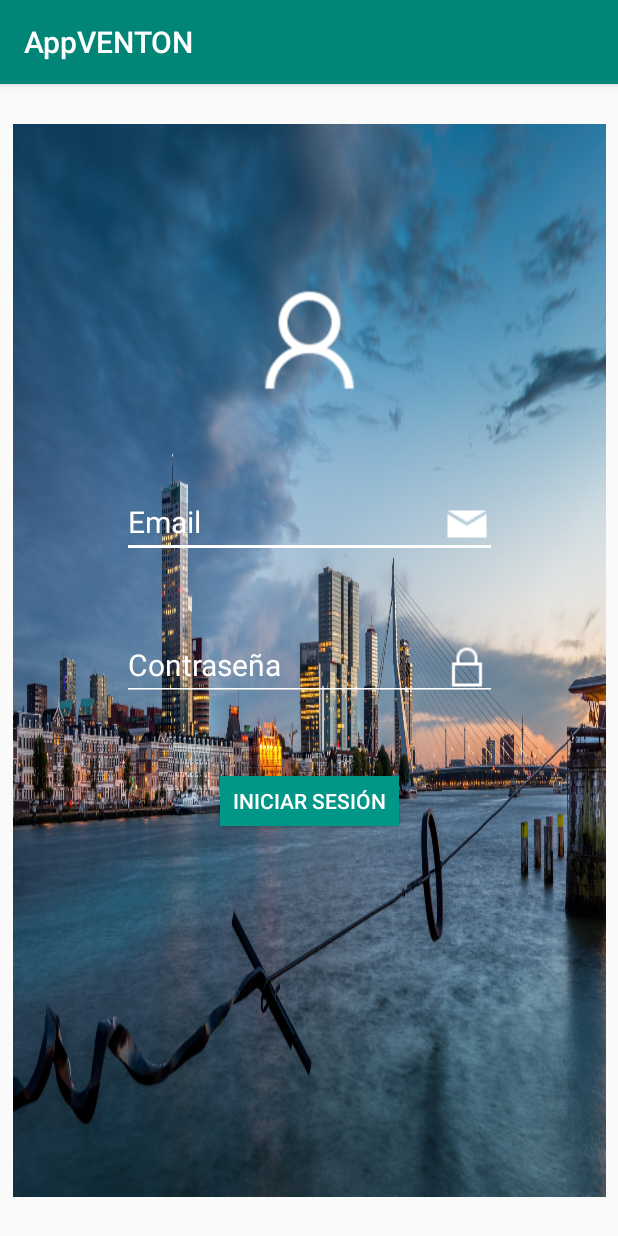
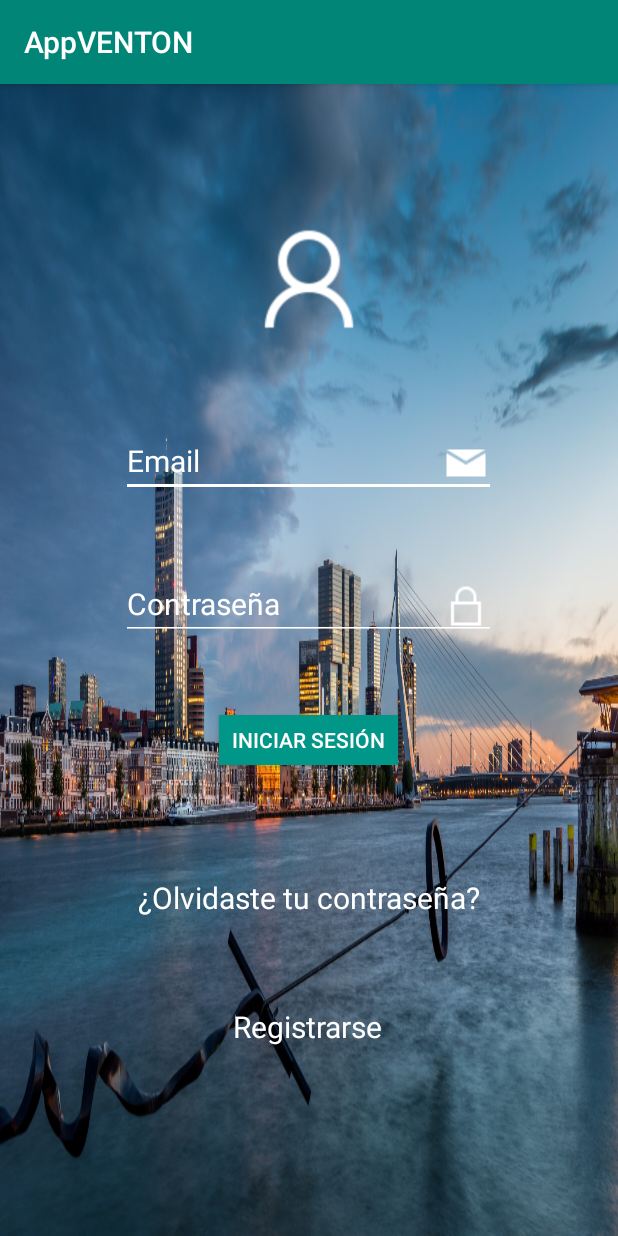
Before and after one commit to rloaeza/AppVENTON, an Android app: the screen it shows after launch (MainActivity), on a phone screen of 412 x 824 dp. Run offline under Robolectric (Android 15) with nearby library versions, the phone set to English and light mode, and no system bars.

Commit message:
agregar edit text para la contraseña en el fragment y losta para seleccionar organizacion, género o carrera

```diff
--- a/app/src/main/res/layout/activity_main.xml
+++ b/app/src/main/res/layout/activity_main.xml
@@ -10,8 +10,8 @@
     <fragment
         android:id="@+id/fragment"
         android:name="androidx.navigation.fragment.NavHostFragment"
-        android:layout_width="395dp"
-        android:layout_height="715dp"
+        android:layout_width="match_parent"
+        android:layout_height="match_parent"
         app:defaultNavHost="true"
         app:layout_constraintBottom_toBottomOf="parent"
         app:layout_constraintEnd_toEndOf="parent"
--- a/app/src/main/res/layout/fragment_inicio_sesion.xml
+++ b/app/src/main/res/layout/fragment_inicio_sesion.xml
@@ -16,8 +16,10 @@
         android:layout_width="match_parent"
         android:layout_height="wrap_content"
         android:layout_gravity="center"
-        android:layout_marginTop="50dp"
+        android:layout_marginTop="30dp"
+        android:layout_marginBottom="10dp"
         android:orientation="vertical"
+        app:layout_constraintBottom_toTopOf="@+id/olvidarContra"
         app:layout_constraintEnd_toEndOf="parent"
         app:layout_constraintHorizontal_bias="0.0"
         app:layout_constraintStart_toStartOf="parent"
@@ -25,7 +27,7 @@
 
         <ImageView
             android:id="@+id/iconoUsuario"
-            android:layout_width="114dp"
+            android:layout_width="wrap_content"
             android:layout_height="94dp"
             android:layout_gravity="center|top"
             android:layout_marginTop="50dp"
@@ -85,16 +87,17 @@
         android:layout_height="32dp"
         android:layout_gravity="center"
         android:layout_marginStart="89dp"
+        android:layout_marginTop="8dp"
         android:layout_marginEnd="89dp"
-        android:layout_marginBottom="28dp"
+        android:layout_marginBottom="20dp"
         android:contentDescription="@string/txtDescripcion"
+        android:text="@string/txtOlvidasteContrasena"
         android:textColor="@color/colorBotones"
         android:textSize="20sp"
         app:layout_constraintBottom_toTopOf="@+id/registro"
         app:layout_constraintEnd_toEndOf="parent"
         app:layout_constraintStart_toStartOf="parent"
-        app:layout_constraintTop_toBottomOf="@+id/linearLayout"
-        tools:text="@string/txtOlvidasteContrasena" />
+        app:layout_constraintTop_toBottomOf="@+id/linearLayout" />
 
     <TextView
         android:id="@+id/registro"
@@ -104,12 +107,14 @@
         android:layout_marginStart="154dp"
         android:layout_marginTop="28dp"
         android:layout_marginEnd="155dp"
+        android:layout_marginBottom="120dp"
+        android:text="@string/txtCrearCuenta"
         android:textColor="@color/colorBotones"
         android:textSize="20sp"
+        app:layout_constraintBottom_toBottomOf="parent"
         app:layout_constraintEnd_toEndOf="parent"
         app:layout_constraintStart_toStartOf="parent"
-        app:layout_constraintTop_toBottomOf="@+id/olvidarContra"
-        tools:text="@string/txtCrearCuenta" />
+        app:layout_constraintTop_toBottomOf="@+id/olvidarContra" />
 
 
 </android.support.constraint.ConstraintLayout>
--- a/app/src/main/res/navigation/navegador.xml
+++ b/app/src/main/res/navigation/navegador.xml
@@ -28,6 +28,9 @@
         <action
             android:id="@+id/action_registroUsuario_to_principalUsuario"
             app:destination="@id/principalUsuario" />
+        <action
+            android:id="@+id/action_registroUsuario_to_listaSeleccion"
+            app:destination="@id/listaSeleccion" />
     </fragment>
     <fragment
         android:id="@+id/tipoUsuario"
@@ -49,6 +52,9 @@
         <action
             android:id="@+id/action_registroChofer_to_principalChofer"
             app:destination="@id/principalChofer" />
+        <action
+            android:id="@+id/action_registroChofer_to_listaSeleccion"
+            app:destination="@id/listaSeleccion" />
     </fragment>
     <fragment
         android:id="@+id/principalUsuario"
@@ -60,4 +66,9 @@
         android:name="com.mas_aplicaciones.appventon.PrincipalChofer"
         android:label="fragment_principal_chofer"
         tools:layout="@layout/fragment_principal_chofer" />
+    <fragment
+        android:id="@+id/listaSeleccion"
+        android:name="com.mas_aplicaciones.appventon.listaSeleccion"
+        android:label="fragment_lista_seleccion"
+        tools:layout="@layout/fragment_lista_seleccion" />
 </navigation>
--- a/app/src/main/res/values/arrays.xml
+++ b/app/src/main/res/values/arrays.xml
@@ -15,6 +15,6 @@
         <item>Ing. Civil</item>
     </string-array>
     <string-array name="organizaciones">
-    <item >ITSU</item>
+        <item >ITSU</item>
     </string-array>
 </resources>
--- a/app/src/main/res/values/strings.xml
+++ b/app/src/main/res/values/strings.xml
@@ -34,5 +34,4 @@
     <string name="txtNPasajeros">Cantidad de pasajeros</string>
 
 
-
 </resources>
```
Also changed, not shown: app/src/main/java/com/mas_aplicaciones/appventon/listaSeleccion.java (added, +29 -0 lines), app/src/main/res/layout/fragment_lista_seleccion.xml (added, +14 -0 lines), app/src/main/res/layout/fragment_principal_chofer.xml (+10 -6 lines), app/src/main/res/layout/fragment_registro_chofer.xml (+30 -3 lines).
